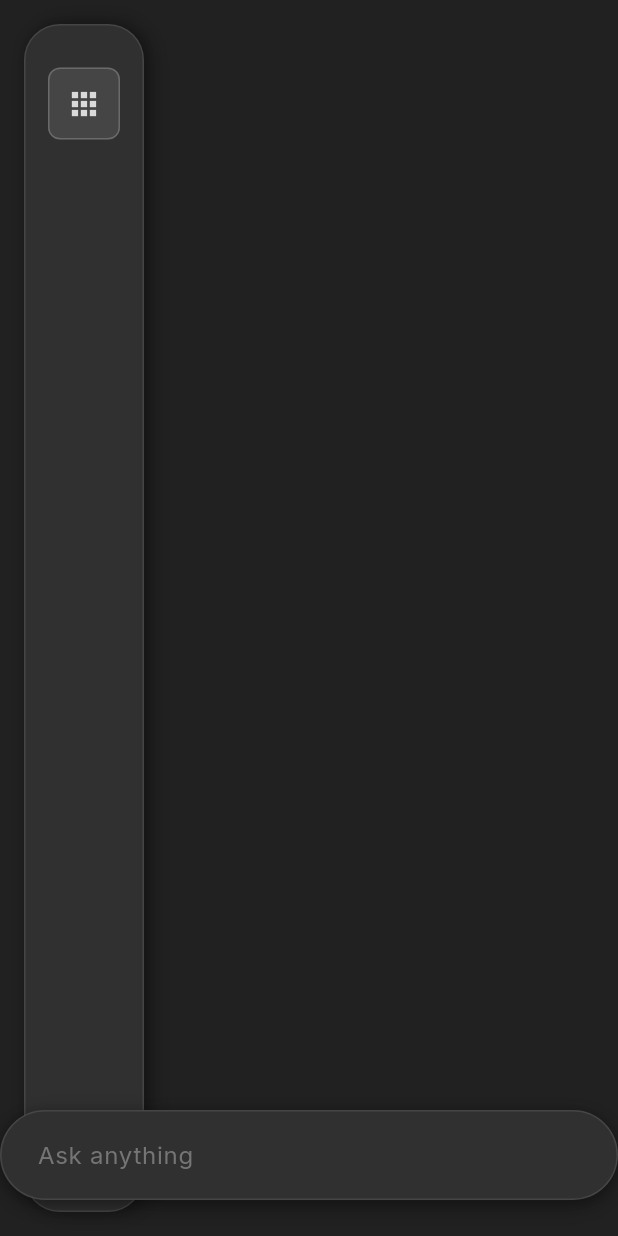
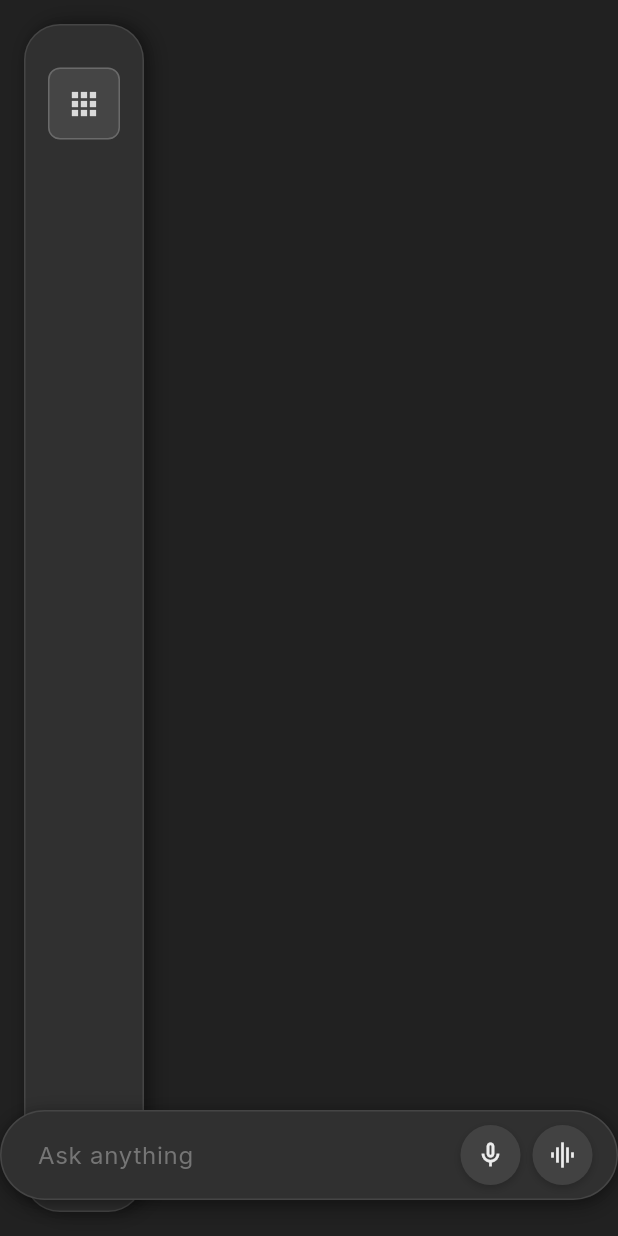
Before and after one commit to RomanSlack/VOS_frontend, a Flutter app: the screen it shows after launch, on a phone screen of 412 x 824 dp. Run offline on Flutter 3.47's test engine with Material 3 defaults, Android fonts, the phone set to English and light mode, and no system bars; our stand-ins replace flutter_screenutil, font_awesome_flutter, get_it, go_router, google_fonts, injectable and 1 more; generated files the repository leaves out were written again.

Commit message:
input icons

```diff
--- /dev/null
+++ b/lib/presentation/widgets/circle_icon.dart
@@ -0,0 +1,49 @@
+import 'package:flutter/material.dart';
+import 'package:font_awesome_flutter/font_awesome_flutter.dart';
+
+class CircleIcon extends StatelessWidget {
+  final IconData icon;
+  final double size;
+  final VoidCallback? onPressed;
+
+  const CircleIcon({
+    super.key,
+    required this.icon,
+    this.size = 36,
+    this.onPressed,
+  });
+
+  @override
+  Widget build(BuildContext context) {
+    return Material(
+      color: Colors.transparent,
+      child: InkWell(
+        onTap: onPressed,
+        borderRadius: BorderRadius.circular(size / 2),
+        child: Container(
+          width: size,
+          height: size,
+          decoration: BoxDecoration(
+            color: const Color(0xFF424242),
+            shape: BoxShape.circle,
+            boxShadow: [
+              BoxShadow(
+                color: Colors.black.withOpacity(0.2),
+                offset: const Offset(0, 2),
+                blurRadius: 4,
+                spreadRadius: 0,
+              ),
+            ],
+          ),
+          child: Center(
+            child: FaIcon(
+              icon,
+              size: size * 0.5, // Icon is 50% of circle size
+              color: const Color(0xFFEDEDED),
+            ),
+          ),
+        ),
+      ),
+    );
+  }
+}
--- a/lib/presentation/widgets/input_bar.dart
+++ b/lib/presentation/widgets/input_bar.dart
@@ -1,4 +1,6 @@
 import 'package:flutter/material.dart';
+import 'package:font_awesome_flutter/font_awesome_flutter.dart';
+import 'package:vos_app/presentation/widgets/circle_icon.dart';
 
 class InputBar extends StatelessWidget {
   const InputBar({super.key});
@@ -33,14 +35,16 @@ class InputBar extends StatelessWidget {
         ),
       ),
       child: Padding(
-        padding: const EdgeInsets.symmetric(horizontal: 24),
-        child: Center(
+        padding: const EdgeInsets.symmetric(horizontal: 16),
+        child: Row(
+          children: [
+            const Expanded(
               child: TextField(
-            style: const TextStyle(
+                style: TextStyle(
                   color: Colors.white,
                   fontSize: 16,
                 ),
-            decoration: const InputDecoration(
+                decoration: InputDecoration(
                   hintText: 'Ask anything',
                   hintStyle: TextStyle(
                     color: Color(0xFF757575),
@@ -51,10 +55,28 @@ class InputBar extends StatelessWidget {
                   focusedBorder: InputBorder.none,
                   filled: false, // Ensure no fill color
                   fillColor: Colors.transparent, // Explicitly transparent
-              contentPadding: EdgeInsets.zero, // Remove default padding
+                  contentPadding: EdgeInsets.only(left: 8), // Small left padding
                 ),
-            cursorColor: Colors.white.withOpacity(0.8),
+                cursorColor: Colors.white,
               ),
+            ),
+            const SizedBox(width: 12),
+            CircleIcon(
+              icon: Icons.mic_none_outlined,
+              size: 40,
+              onPressed: () {
+                // Handle microphone tap
+              },
+            ),
+            const SizedBox(width: 8),
+            CircleIcon(
+              icon: Icons.graphic_eq_outlined,
+              size: 40,
+              onPressed: () {
+                // Handle waveform tap
+              },
+            ),
+          ],
         ),
       ),
     );
--- a/pubspec.yaml
+++ b/pubspec.yaml
@@ -18,6 +18,7 @@ dependencies:
   cached_network_image: ^3.4.1
   shimmer: ^3.0.0
   lottie: ^3.1.2
+  font_awesome_flutter: ^10.8.0
 
   # State Management
   flutter_bloc: ^8.1.6
```
Lines whose indentation alone changed are shown as unchanged.
